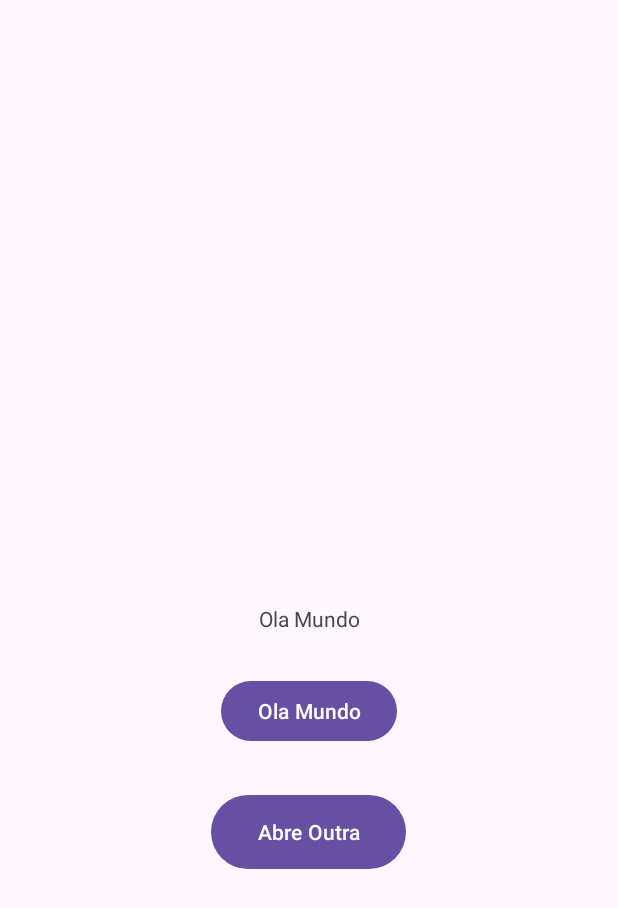
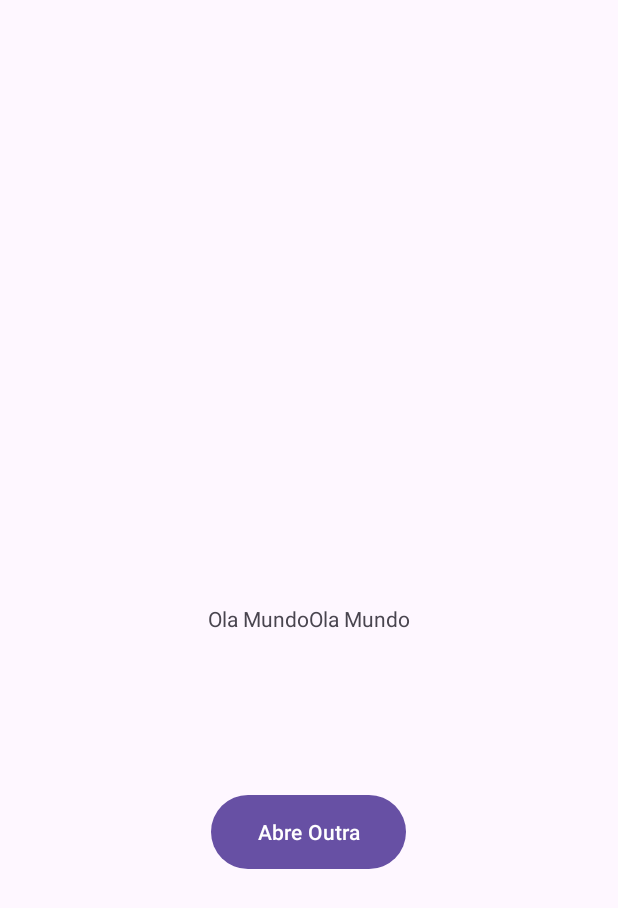
Before and after one commit to ipt-dam-2023-2024/aula1, an Android app: the screen it shows after launch (MainActivity), after a tap on "Ola Mundo", on a phone screen of 412 x 824 dp. Shown: the top 908 px of the screen. Run offline under Robolectric (Android 15) with nearby library versions, the phone set to English and light mode, and no system bars; our stand-ins replace data binding.

Commit message:
data binding
Alterações feitas na aula2 para exemplificar o data binding

```diff
--- a/aula1v2/app/build.gradle.kts
+++ b/aula1v2/app/build.gradle.kts
@@ -33,6 +33,10 @@ android {
     kotlinOptions {
         jvmTarget = "1.8"
     }
+
+        buildFeatures {
+            dataBinding=true
+        }
 }
 
 dependencies {
--- a/aula1v2/app/src/main/java/ipt/dam/aula1v2/MainActivity.kt
+++ b/aula1v2/app/src/main/java/ipt/dam/aula1v2/MainActivity.kt
@@ -6,20 +6,30 @@ import android.os.Bundle
 import android.util.Log
 import android.view.View
 import android.widget.TextView
+import androidx.databinding.DataBindingUtil
+import ipt.dam.aula1v2.databinding.ActivityMainBinding
 
 const val TXT_VALUE = "TXT_VALUE"
 const val EXTRA_MESSAGE = "MESSAGE1"
 
 class MainActivity : AppCompatActivity() {
+
+    private lateinit var binding: ActivityMainBinding
+
     override fun onCreate(savedInstanceState: Bundle?) {
         super.onCreate(savedInstanceState)
+
         setContentView(R.layout.activity_main)
+        binding = DataBindingUtil.setContentView(this, R.layout.activity_main)
+        binding.data = MyBinding("Ola Mundo")
     }
 
     fun dizOla(view: View) {
         Log.d("Atenção:", "Vou dizer Olá")
-        val txtOla: TextView = findViewById(R.id.txtOla)
-        txtOla.text = "Ola Mundo"
+        //val txtOla: TextView = findViewById(R.id.txtOla)
+        //txtOla.text = "Ola Mundo"
+        binding.data?.txtDizOla += "Ola Mundo"
+        binding.invalidateAll()
     }
 
     fun mudaAtividade(view: View) {
--- /dev/null
+++ b/aula1v2/app/src/main/java/ipt/dam/aula1v2/MyBinding.kt
@@ -0,0 +1,12 @@
+package ipt.dam.aula1v2
+
+import android.view.View
+
+data class MyBinding(var txtDizOla: String) {
+    fun mostraBotao():Int {
+        if (txtDizOla.length < 10)
+            return View.VISIBLE
+        else
+            return View.INVISIBLE
+    }
+}
--- a/aula1v2/app/src/main/res/layout/activity_main.xml
+++ b/aula1v2/app/src/main/res/layout/activity_main.xml
@@ -1,7 +1,13 @@
 <?xml version="1.0" encoding="utf-8"?>
-<androidx.constraintlayout.widget.ConstraintLayout xmlns:android="http://schemas.android.com/apk/res/android"
+<layout
+    xmlns:android="http://schemas.android.com/apk/res/android"
     xmlns:app="http://schemas.android.com/apk/res-auto"
-    xmlns:tools="http://schemas.android.com/tools"
+    xmlns:tools="http://schemas.android.com/tools">
+<data>
+    <variable name="data" type="ipt.dam.aula1v2.MyBinding"/>
+</data>
+
+<androidx.constraintlayout.widget.ConstraintLayout
     android:layout_width="match_parent"
     android:layout_height="match_parent"
     tools:context=".MainActivity">
@@ -10,7 +16,7 @@
         android:id="@+id/txtOla"
         android:layout_width="wrap_content"
         android:layout_height="wrap_content"
-        android:text="Hello World!"
+        android:text="@{data.txtDizOla}"
         app:layout_constraintBottom_toBottomOf="parent"
         app:layout_constraintEnd_toEndOf="parent"
         app:layout_constraintStart_toStartOf="parent"
@@ -23,6 +29,7 @@
         android:layout_marginTop="28dp"
         android:onClick="dizOla"
         android:text="@string/btn_ola"
+        android:visibility="@{data.mostraBotao()}"
         app:layout_constraintEnd_toEndOf="parent"
         app:layout_constraintStart_toStartOf="parent"
         app:layout_constraintTop_toBottomOf="@+id/txtOla" />
@@ -40,3 +47,4 @@
         app:layout_constraintTop_toBottomOf="@+id/button" />
 
 </androidx.constraintlayout.widget.ConstraintLayout>
+</layout>
```
